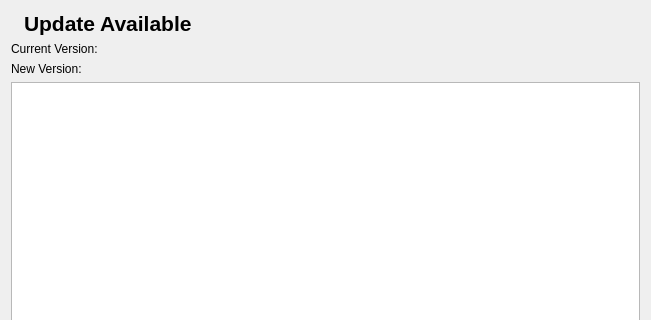
The window that pcsx2-qt/AutoUpdaterDialog.ui (PCSX2/pcsx2) describes before a commit, drawn with Qt 5; both pictures show x 0 to 651 and y 0 to 320 of the 651 by 474 pixel window.
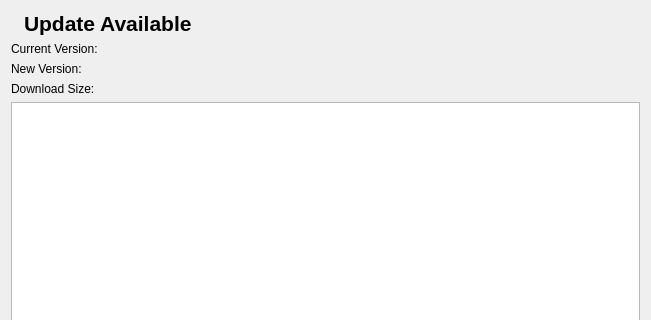
The same window after the commit. Icons and pictures are not drawn.

Commit message: Qt/Updater: Move download size indicator to better placement

The edit to the form file:
```diff
--- a/pcsx2-qt/AutoUpdaterDialog.ui
+++ b/pcsx2-qt/AutoUpdaterDialog.ui
@@ -76,6 +76,13 @@
      </property>
     </widget>
    </item>
+   <item>
+    <widget class="QLabel" name="downloadSize">
+     <property name="text">
+      <string>Download Size: </string>
+     </property>
+    </widget>
+   </item>
    <item>
     <widget class="QTextBrowser" name="updateNotes"/>
    </item>
```
The commit also changes 1 other file.
